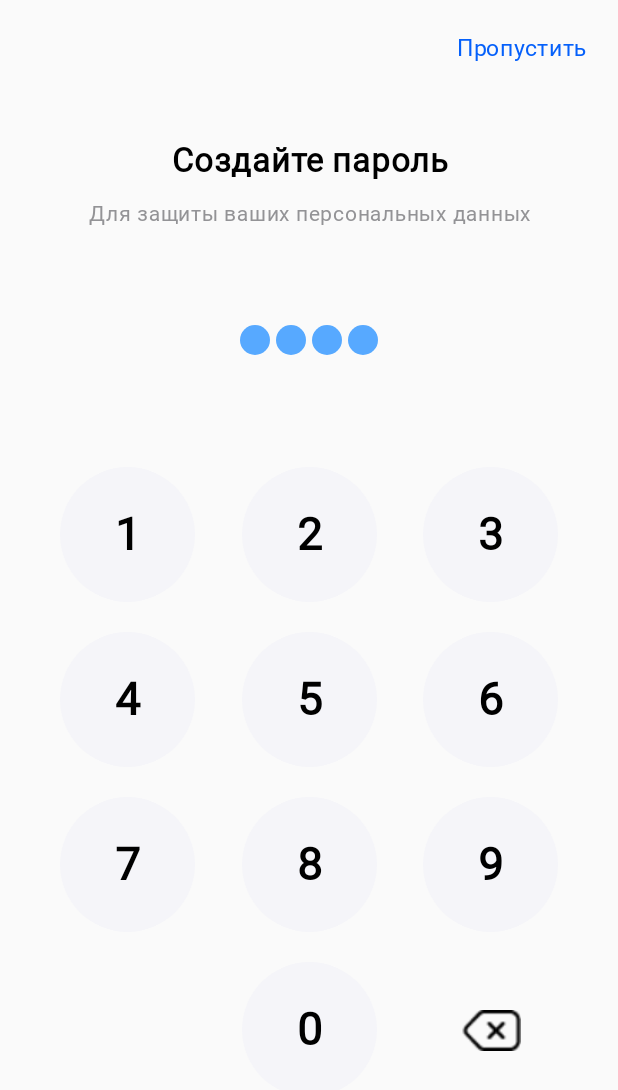
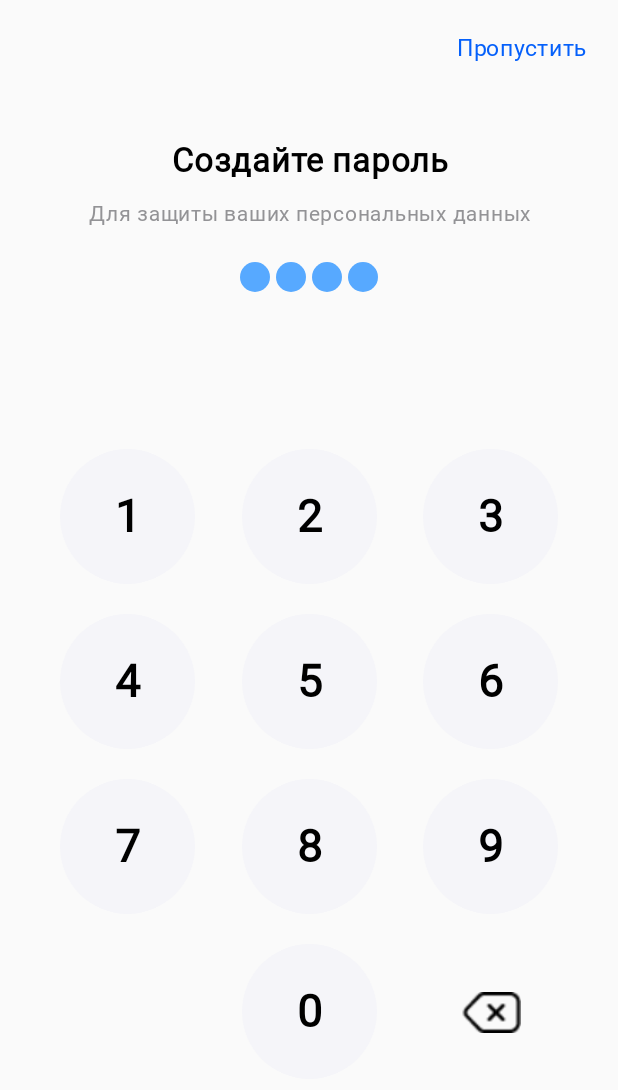
Before and after one commit to v0nd1/Medic, an Android app built with Jetpack Compose: the AddPasswordScreen screen opened through its navigation route, on a phone screen of 412 x 824 dp. Shown: the top 1090 px of the screen. Run offline under Robolectric (Android 15) with nearby library versions, the phone set to English and light mode, and no system bars.

Commit message:
some changes

```diff
--- a/app/src/main/java/com/huggydugy/medic/graphs/AuthNavGraph.kt
+++ b/app/src/main/java/com/huggydugy/medic/graphs/AuthNavGraph.kt
@@ -13,7 +13,7 @@ import com.huggydugy.medic.screens.board.OnBoardScreen
 fun NavGraphBuilder.authNavGraph(navController: NavHostController){
     navigation(
         route = Graph.AUTHENTICATION,
-        startDestination = Screen.Register.route
+        startDestination = Screen.AddPassword.route
     ){
         composable(route = Screen.OnBoard.route){
             OnBoardScreen(navController = navController)
--- a/app/src/main/java/com/huggydugy/medic/screens/auth/AddPasswordScreen.kt
+++ b/app/src/main/java/com/huggydugy/medic/screens/auth/AddPasswordScreen.kt
@@ -99,8 +99,13 @@ fun AddPasswordScreen(navController: NavController){
                 color = Gray,
                 textAlign = TextAlign.Center
             )
-            Spacer(modifier = Modifier.height(60.dp))
-            EnterPassword()
+            Box(
+                modifier = Modifier
+                    .height(60.dp),
+                contentAlignment = Alignment.Center
+            ){
+                EnterPassword()
+            }
             Keyboard()
         }
     }
```
Also changed, not shown: app/src/main/java/com/huggydugy/medic/MainActivity.kt (+0 -10 lines), app/src/main/java/com/huggydugy/medic/screens/scaffold/tests/TestsScreen.kt (+74 -0 lines).
